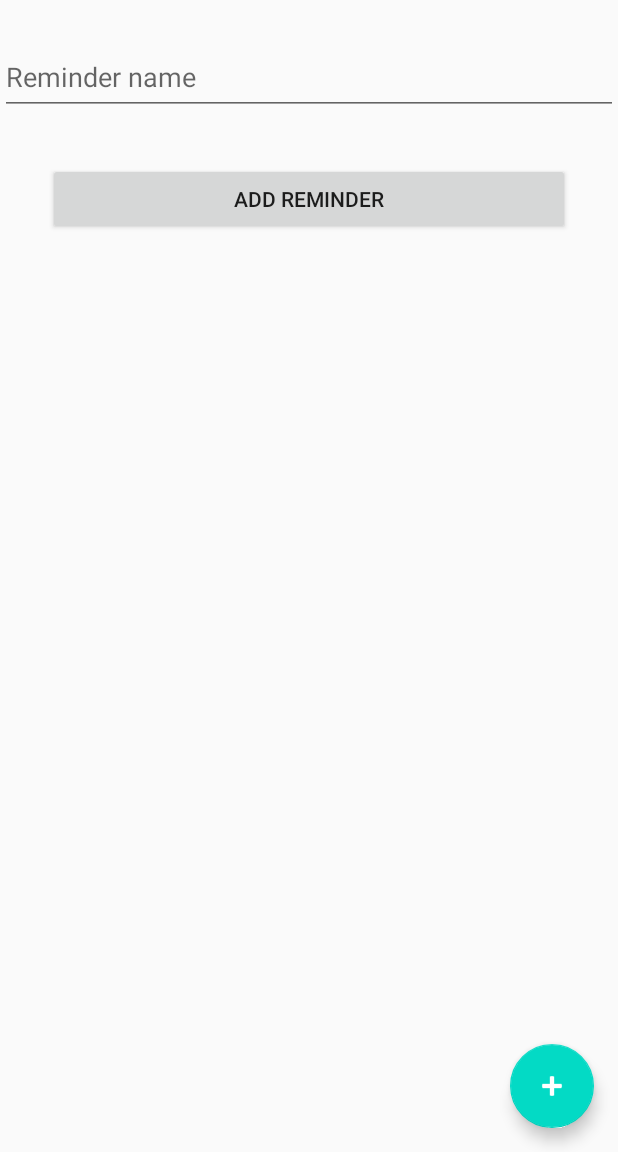
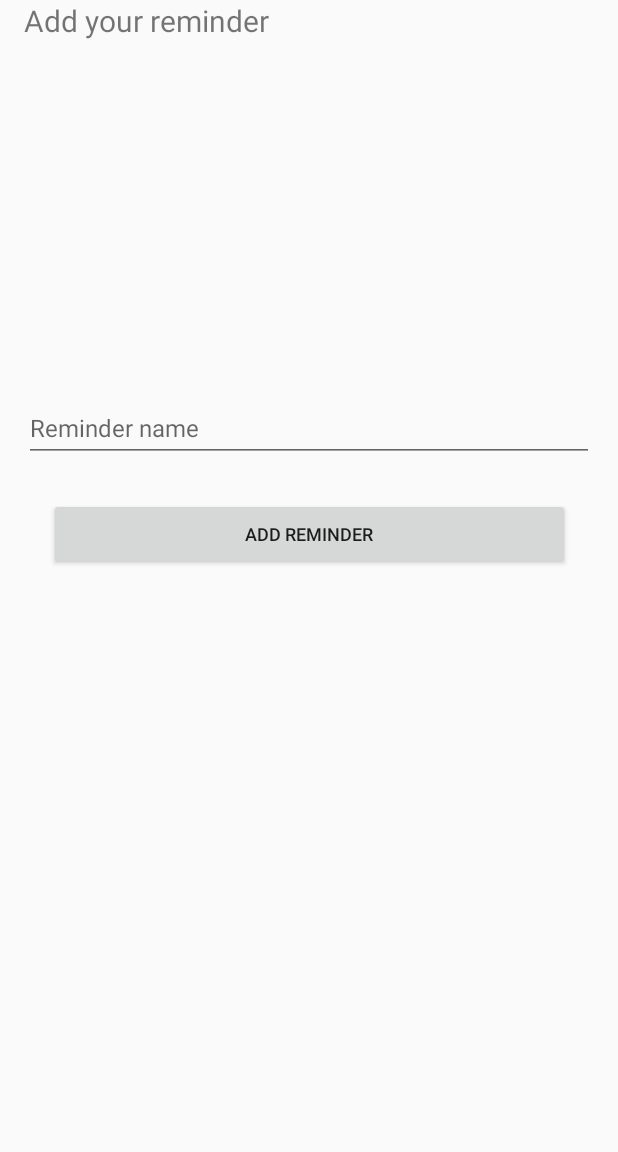
Before and after one commit to M-BenAli-HvA/MadLevel5Example, an Android app: the AddReminderFragment screen opened through its navigation route, on a phone screen of 412 x 824 dp, the part 84-1236 px from its top. Run offline under Robolectric (Android 15) with nearby library versions, the phone set to English and light mode, and no system bars.

Commit message:
Complete all fragment functionality and classes

```diff
--- a/app/src/main/java/com/example/madlevel3example/AddReminderFragment.kt
+++ b/app/src/main/java/com/example/madlevel3example/AddReminderFragment.kt
@@ -5,12 +5,16 @@ import androidx.fragment.app.Fragment
 import android.view.LayoutInflater
 import android.view.View
 import android.view.ViewGroup
-import android.widget.Button
+import android.widget.Toast
+import androidx.core.os.bundleOf
+import androidx.fragment.app.setFragmentResult
 import androidx.navigation.fragment.findNavController
+import kotlinx.android.synthetic.main.fragment_add_reminder.*
+import kotlinx.android.synthetic.main.fragment_add_reminder.view.*
 
-/**
- * A simple [Fragment] subclass as the second destination in the navigation.
- */
+const val REQ_REMINDER_KEY = "req_reminder"
+const val BUNDLE_REMINDER_KEY = "bundle_reminder"
+
 class AddReminderFragment : Fragment() {
 
     override fun onCreateView(
@@ -23,6 +27,21 @@ class AddReminderFragment : Fragment() {
 
     override fun onViewCreated(view: View, savedInstanceState: Bundle?) {
         super.onViewCreated(view, savedInstanceState)
+        view.btnAddReminder.setOnClickListener {
+            onAddReminder()
+        }
+    }
+
+    private fun onAddReminder() {
+        val reminderText = etReminderName.text.toString()
+
+        if(reminderText.isNotBlank()){
+            setFragmentResult(REQ_REMINDER_KEY,
+            bundleOf(Pair(BUNDLE_REMINDER_KEY, reminderText)))
+            findNavController().popBackStack()
+        } else {
+            Toast.makeText(activity, R.string.not_valid_reminder, Toast.LENGTH_SHORT).show()
+        }
 
     }
 }
--- a/app/src/main/java/com/example/madlevel3example/MainActivity.kt
+++ b/app/src/main/java/com/example/madlevel3example/MainActivity.kt
@@ -6,18 +6,28 @@ import com.google.android.material.snackbar.Snackbar
 import androidx.appcompat.app.AppCompatActivity
 import android.view.Menu
 import android.view.MenuItem
+import androidx.navigation.NavController
+import androidx.navigation.findNavController
+import kotlinx.android.synthetic.main.activity_main.*
 
 class MainActivity : AppCompatActivity() {
+
+
+    private lateinit var navController: NavController
 
     override fun onCreate(savedInstanceState: Bundle?) {
         super.onCreate(savedInstanceState)
         setContentView(R.layout.activity_main)
         setSupportActionBar(findViewById(R.id.toolbar))
 
-        findViewById<FloatingActionButton>(R.id.fab).setOnClickListener { view ->
-            Snackbar.make(view, "Replace with your own action", Snackbar.LENGTH_LONG)
-                    .setAction("Action", null).show()
+        navController = findNavController(R.id.nav_host_fragment)
+
+        fab.setOnClickListener {
+            navController.navigate(
+                R.id.action_remindersFragment_to_addReminderFragment
+            )
         }
+        fabToggler()
     }
 
     override fun onCreateOptionsMenu(menu: Menu): Boolean {
@@ -34,6 +44,17 @@ class MainActivity : AppCompatActivity() {
             R.id.action_settings -> true
             else -> super.onOptionsItemSelected(item)
         }
+    }
 
+    private fun fabToggler() {
+        navController.addOnDestinationChangedListener { _,
+                                                        destination, _ ->
+            if (destination.id in arrayOf(R.id.addReminderFragment)) {
+                fab.hide()
+            } else {
+                fab.show()
+            }
+        }
     }
+
 }
--- a/app/src/main/java/com/example/madlevel3example/RemindersFragment.kt
+++ b/app/src/main/java/com/example/madlevel3example/RemindersFragment.kt
@@ -1,11 +1,18 @@
 package com.example.madlevel3example
 
 import android.os.Bundle
+import android.util.Log
 import androidx.fragment.app.Fragment
 import android.view.LayoutInflater
 import android.view.View
 import android.view.ViewGroup
+import androidx.fragment.app.setFragmentResultListener
+import androidx.recyclerview.widget.DividerItemDecoration
+import androidx.recyclerview.widget.ItemTouchHelper
+import androidx.recyclerview.widget.LinearLayoutManager
+import androidx.recyclerview.widget.RecyclerView
 import com.example.madlevel2example.ReminderAdapter
+import kotlinx.android.synthetic.main.fragment_reminders.*
 
 /**
  * A simple [Fragment] subclass as the default destination in the navigation.
@@ -29,6 +36,48 @@ class RemindersFragment : Fragment() {
     }
 
     private fun initViews() {
+        // Initialize the recycler view with a linear layout manager, adapter
+        rvReminders.layoutManager =
+            LinearLayoutManager(context, RecyclerView.VERTICAL, false)
+        rvReminders.adapter = reminderAdapter
+        rvReminders.addItemDecoration(DividerItemDecoration(context,DividerItemDecoration.VERTICAL))
+        observeAddReminderResult()
+        createItemTouchHelper().attachToRecyclerView(rvReminders)
+    }
 
+    //    Observe the data that is passed from the addReminderFragment
+    private fun observeAddReminderResult() {
+        setFragmentResultListener(REQ_REMINDER_KEY) { key, bundle ->
+            bundle.getString(BUNDLE_REMINDER_KEY)?.let {
+                val reminder = Reminder(it)
+                reminders.add(reminder)
+                reminderAdapter.notifyDataSetChanged()
+            } ?: Log.e(
+                "ReminderFragment", "Request triggered," +
+                        "but empty reminder text!"
+            )
+        }
+    }
+
+    private fun createItemTouchHelper(): ItemTouchHelper {
+        var callback = object : ItemTouchHelper.SimpleCallback(
+            0,
+            ItemTouchHelper.LEFT
+        ) {
+            override fun onMove(
+                recyclerView: RecyclerView,
+                viewHolder: RecyclerView.ViewHolder,
+                target: RecyclerView.ViewHolder
+            ): Boolean {
+                return true
+            }
+
+            override fun onSwiped(viewHolder: RecyclerView.ViewHolder, direction: Int) {
+                reminders.removeAt(viewHolder.adapterPosition)
+                reminderAdapter.notifyDataSetChanged()
+            }
+        }
+
+        return ItemTouchHelper(callback)
     }
 }
--- a/app/src/main/res/layout/fragment_add_reminder.xml
+++ b/app/src/main/res/layout/fragment_add_reminder.xml
@@ -7,39 +7,47 @@
     tools:context=".AddReminderFragment">
 
     <TextView
-        android:id="@+id/addReminderTv"
-        android:layout_width="wrap_content"
+        android:id="@+id/textView"
+        android:layout_width="0dp"
         android:layout_height="wrap_content"
-        android:layout_marginTop="16dp"
+        android:layout_marginTop="40dp"
+        android:padding="16dp"
         android:text="@string/add_your_reminder"
-        android:textSize="24sp"
-        android:textStyle="bold"
+        android:textSize="20sp"
+        app:layout_constraintBottom_toTopOf="@+id/textInputLayout"
+        app:layout_constraintEnd_toEndOf="parent"
+        app:layout_constraintHorizontal_bias="1.0"
+        app:layout_constraintStart_toStartOf="parent"
+        app:layout_constraintTop_toTopOf="parent"
+        app:layout_constraintVertical_bias="0.0" />
+
+    <com.google.android.material.textfield.TextInputLayout
+        android:id="@+id/textInputLayout"
+        android:layout_width="match_parent"
+        android:layout_height="wrap_content"
+        android:layout_marginBottom="8dp"
+        android:padding="16dp"
+        app:layout_constraintBottom_toTopOf="@+id/btnAddReminder"
         app:layout_constraintEnd_toEndOf="parent"
         app:layout_constraintHorizontal_bias="0.0"
-        app:layout_constraintStart_toStartOf="parent"
-        app:layout_constraintTop_toTopOf="parent" />
+        app:layout_constraintStart_toStartOf="parent">
 
-    <EditText
-        android:id="@+id/inputReminder"
-        android:layout_width="match_parent"
-        android:layout_height="50dp"
-        android:autofillHints=""
-        android:hint="@string/reminder_name"
-        app:layout_constraintBottom_toBottomOf="parent"
-        app:layout_constraintEnd_toEndOf="parent"
-        app:layout_constraintHorizontal_bias="0.0"
-        app:layout_constraintStart_toStartOf="parent"
-        app:layout_constraintTop_toTopOf="parent"
-        app:layout_constraintVertical_bias="0.107" />
+        <com.google.android.material.textfield.TextInputEditText
+            android:id="@+id/etReminderName"
+            android:layout_width="match_parent"
+            android:layout_height="wrap_content"
+            android:hint="@string/reminder_name"
+            android:textSize="16sp" />
+    </com.google.android.material.textfield.TextInputLayout>
 
     <Button
         android:id="@+id/btnAddReminder"
-        android:layout_width="0dp"
+        android:layout_width="347dp"
         android:layout_height="wrap_content"
-        android:layout_marginStart="4dp"
-        android:layout_margin="32dp"
+        android:layout_marginBottom="388dp"
         android:text="@string/add_reminder"
-        app:layout_constraintStart_toStartOf="parent"
+        android:textSize="12sp"
+        app:layout_constraintBottom_toBottomOf="parent"
         app:layout_constraintEnd_toEndOf="parent"
-        app:layout_constraintTop_toBottomOf="@+id/inputReminder" />
+        app:layout_constraintStart_toStartOf="parent" />
 </androidx.constraintlayout.widget.ConstraintLayout>
--- a/app/src/main/res/navigation/nav_graph.xml
+++ b/app/src/main/res/navigation/nav_graph.xml
@@ -3,26 +3,20 @@
     xmlns:app="http://schemas.android.com/apk/res-auto"
     xmlns:tools="http://schemas.android.com/tools"
     android:id="@+id/nav_graph"
-    app:startDestination="@id/FirstFragment">
+    app:startDestination="@id/remindersFragment">
 
     <fragment
-        android:id="@+id/FirstFragment"
+        android:id="@+id/remindersFragment"
         android:name="com.example.madlevel3example.RemindersFragment"
-        android:label="@string/first_fragment_label"
-        tools:layout="@layout/fragment_reminders">
-
+        android:label="fragment_reminders"
+        tools:layout="@layout/fragment_reminders" >
         <action
-            android:id="@+id/action_FirstFragment_to_SecondFragment"
-            app:destination="@id/SecondFragment" />
+            android:id="@+id/action_remindersFragment_to_addReminderFragment"
+            app:destination="@id/addReminderFragment" />
     </fragment>
     <fragment
-        android:id="@+id/SecondFragment"
+        android:id="@+id/addReminderFragment"
         android:name="com.example.madlevel3example.AddReminderFragment"
-        android:label="@string/second_fragment_label"
-        tools:layout="@layout/fragment_add_reminder">
-
-        <action
-            android:id="@+id/action_SecondFragment_to_FirstFragment"
-            app:destination="@id/FirstFragment" />
-    </fragment>
+        android:label="fragment_add_reminder"
+        tools:layout="@layout/fragment_add_reminder" />
 </navigation>
```
Also changed, not shown: app/src/main/res/layout/fragment_reminders.xml (+12 -12 lines).
